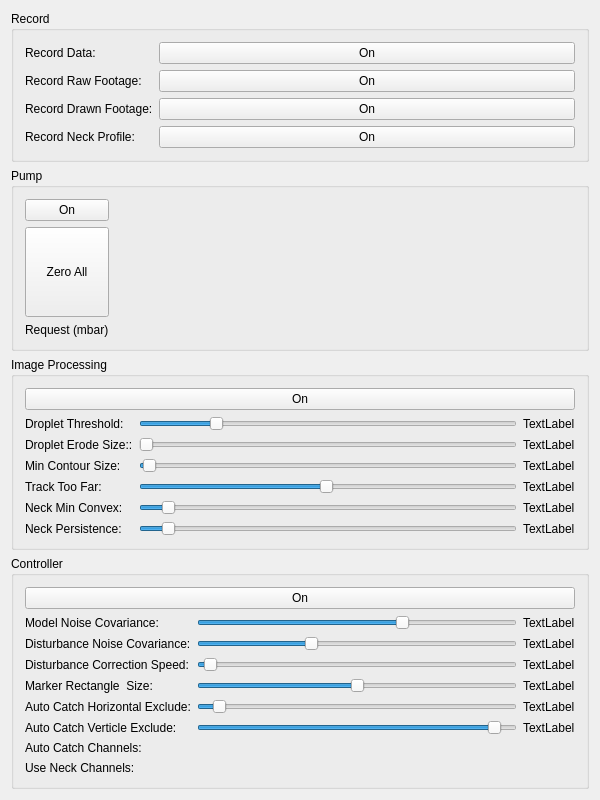
Old version of the form EVA01/ueva/dashboard.ui in the repository DaveSketchySpeedway/RoboDrop.
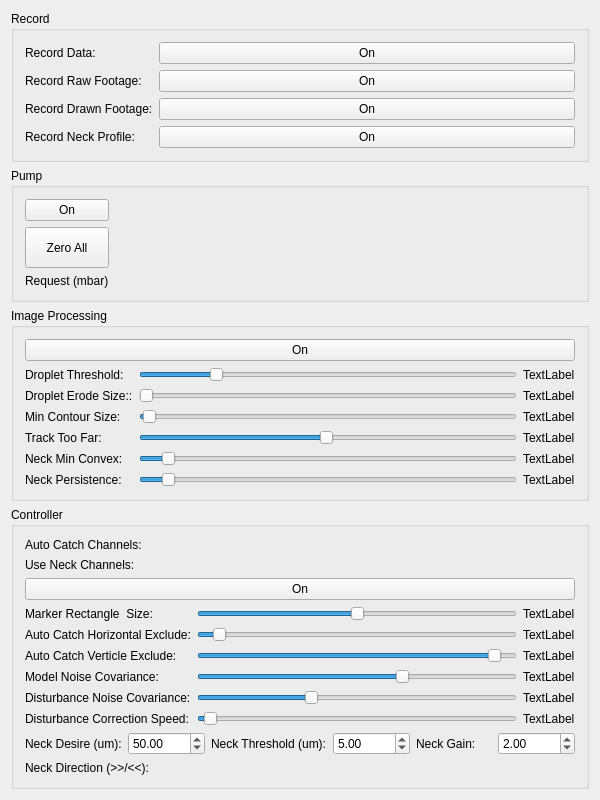
New version of the form.

Commit message: added neck gen gui retested merge split

What changed in the file:
```diff
--- a/EVA01/ueva/dashboard.ui
+++ b/EVA01/ueva/dashboard.ui
@@ -413,112 +413,39 @@
     <widget class="QGroupBox" name="groupBox_4">
      <property name="sizePolicy">
       <sizepolicy hsizetype="Preferred" vsizetype="Preferred">
-       <horstretch>1</horstretch>
-       <verstretch>1</verstretch>
+       <horstretch>2</horstretch>
+       <verstretch>2</verstretch>
       </sizepolicy>
      </property>
      <property name="title">
       <string>Controller</string>
      </property>
      <layout class="QVBoxLayout" name="verticalLayout_4">
+      <item>
+       <layout class="QHBoxLayout" name="autoCatchLayout">
+        <item>
+         <widget class="QLabel" name="label_16">
+          <property name="text">
+           <string>Auto Catch Channels:</string>
+          </property>
+         </widget>
+        </item>
+       </layout>
+      </item>
+      <item>
+       <layout class="QHBoxLayout" name="useNeckLayout">
+        <item>
+         <widget class="QLabel" name="label_18">
+          <property name="text">
+           <string>Use Neck Channels:</string>
+          </property>
+         </widget>
+        </item>
+       </layout>
+      </item>
       <item>
        <layout class="QGridLayout" name="gridLayout_3">
-        <item row="7" column="1">
-         <widget class="QSlider" name="autoVertExclSlider">
-          <property name="minimum">
-           <number>0</number>
-          </property>
-          <property name="maximum">
-           <number>100</number>
-          </property>
-          <property name="pageStep">
-           <number>1</number>
-          </property>
-          <property name="value">
-           <number>95</number>
-          </property>
-          <property name="orientation">
-           <enum>Qt::Horizontal</enum>
-          </property>
-         </widget>
-        </item>
-        <item row="5" column="1">
-         <widget class="QSlider" name="markerSizeSlider">
-          <property name="minimum">
-           <number>0</number>
-          </property>
-          <property name="maximum">
-           <number>200</number>
-          </property>
-          <property name="pageStep">
-           <number>1</number>
-          </property>
-          <property name="value">
-           <number>100</number>
-          </property>
-          <property name="orientation">
-           <enum>Qt::Horizontal</enum>
-          </property>
-         </widget>
-        </item>
-        <item row="5" column="2">
-         <widget class="QLabel" name="markerSizeLabel">
-          <property name="text">
-           <string>TextLabel</string>
-          </property>
-         </widget>
-        </item>
         <item row="6" column="0">
-         <widget class="QLabel" name="label_15">
-          <property name="text">
-           <string>Auto Catch Horizontal Exclude:</string>
-          </property>
-         </widget>
-        </item>
-        <item row="6" column="1">
-         <widget class="QSlider" name="autoHorzExclSlider">
-          <property name="minimum">
-           <number>0</number>
-          </property>
-          <property name="maximum">
-           <number>100</number>
-          </property>
-          <property name="pageStep">
-           <number>1</number>
-          </property>
-          <property name="value">
-           <number>5</number>
-          </property>
-          <property name="orientation">
-           <enum>Qt::Horizontal</enum>
-          </property>
-         </widget>
-        </item>
-        <item row="6" column="2">
-         <widget class="QLabel" name="autoHorzExclLabel">
-          <property name="text">
-           <string>TextLabel</string>
-          </property>
-         </widget>
-        </item>
-        <item row="0" column="0" colspan="3">
-         <widget class="QPushButton" name="ctrlButton">
-          <property name="text">
-           <string>On</string>
-          </property>
-          <property name="checkable">
-           <bool>true</bool>
-          </property>
-         </widget>
-        </item>
-        <item row="5" column="0">
-         <widget class="QLabel" name="label_7">
-          <property name="text">
-           <string>Marker Rectangle  Size:</string>
-          </property>
-         </widget>
-        </item>
-        <item row="2" column="0">
          <widget class="QLabel" name="label_19">
           <property name="text">
            <string>Model Noise Covariance:</string>
@@ -526,34 +453,27 @@
          </widget>
         </item>
         <item row="7" column="0">
-         <widget class="QLabel" name="label_17">
-          <property name="text">
-           <string>Auto Catch Verticle Exclude:</string>
-          </property>
-         </widget>
-        </item>
-        <item row="3" column="0">
          <widget class="QLabel" name="label_20">
           <property name="text">
            <string>Disturbance Noise Covariance:</string>
           </property>
          </widget>
         </item>
-        <item row="2" column="2">
+        <item row="6" column="2">
          <widget class="QLabel" name="modelCovLabel">
           <property name="text">
            <string>TextLabel</string>
           </property>
          </widget>
         </item>
-        <item row="3" column="2">
+        <item row="7" column="2">
          <widget class="QLabel" name="disturbanceCovLabel">
           <property name="text">
            <string>TextLabel</string>
           </property>
          </widget>
         </item>
-        <item row="2" column="1">
+        <item row="6" column="1">
          <widget class="QSlider" name="modelCovSlider">
           <property name="minimum">
            <number>-120</number>
@@ -572,7 +492,7 @@
           </property>
          </widget>
         </item>
-        <item row="3" column="1">
+        <item row="7" column="1">
          <widget class="QSlider" name="disturbanceCovSlider">
           <property name="minimum">
            <number>-120</number>
@@ -594,21 +514,14 @@
           </property>
          </widget>
         </item>
-        <item row="7" column="2">
-         <widget class="QLabel" name="autoVertExclLabel">
-          <property name="text">
-           <string>TextLabel</string>
-          </property>
-         </widget>
-        </item>
-        <item row="4" column="0">
+        <item row="8" column="0">
          <widget class="QLabel" name="label_21">
           <property name="text">
            <string>Disturbance Correction Speed:</string>
           </property>
          </widget>
         </item>
-        <item row="4" column="1">
+        <item row="8" column="1">
          <widget class="QSlider" name="disturbanceCorrSlider">
           <property name="minimum">
            <number>1</number>
@@ -627,32 +540,176 @@
           </property>
          </widget>
         </item>
-        <item row="4" column="2">
+        <item row="8" column="2">
          <widget class="QLabel" name="disturbanceCorrLabel">
           <property name="text">
            <string>TextLabel</string>
           </property>
          </widget>
         </item>
+        <item row="2" column="0" colspan="3">
+         <widget class="QPushButton" name="ctrlButton">
+          <property name="text">
+           <string>On</string>
+          </property>
+          <property name="checkable">
+           <bool>true</bool>
+          </property>
+         </widget>
+        </item>
+        <item row="3" column="2">
+         <widget class="QLabel" name="markerSizeLabel">
+          <property name="text">
+           <string>TextLabel</string>
+          </property>
+         </widget>
+        </item>
+        <item row="3" column="1">
+         <widget class="QSlider" name="markerSizeSlider">
+          <property name="minimum">
+           <number>0</number>
+          </property>
+          <property name="maximum">
+           <number>200</number>
+          </property>
+          <property name="pageStep">
+           <number>1</number>
+          </property>
+          <property name="value">
+           <number>100</number>
+          </property>
+          <property name="orientation">
+           <enum>Qt::Horizontal</enum>
+          </property>
+         </widget>
+        </item>
+        <item row="3" column="0">
+         <widget class="QLabel" name="label_7">
+          <property name="text">
+           <string>Marker Rectangle  Size:</string>
+          </property>
+         </widget>
+        </item>
+        <item row="4" column="1">
+         <widget class="QSlider" name="autoHorzExclSlider">
+          <property name="minimum">
+           <number>0</number>
+          </property>
+          <property name="maximum">
+           <number>100</number>
+          </property>
+          <property name="pageStep">
+           <number>1</number>
+          </property>
+          <property name="value">
+           <number>5</number>
+          </property>
+          <property name="orientation">
+           <enum>Qt::Horizontal</enum>
+          </property>
+         </widget>
+        </item>
+        <item row="4" column="0">
+         <widget class="QLabel" name="label_15">
+          <property name="text">
+           <string>Auto Catch Horizontal Exclude:</string>
+          </property>
+         </widget>
+        </item>
+        <item row="4" column="2">
+         <widget class="QLabel" name="autoHorzExclLabel">
+          <property name="text">
+           <string>TextLabel</string>
+          </property>
+         </widget>
+        </item>
+        <item row="5" column="0">
+         <widget class="QLabel" name="label_17">
+          <property name="text">
+           <string>Auto Catch Verticle Exclude:</string>
+          </property>
+         </widget>
+        </item>
+        <item row="5" column="1">
+         <widget class="QSlider" name="autoVertExclSlider">
+          <property name="minimum">
+           <number>0</number>
+          </property>
+          <property name="maximum">
+           <number>100</number>
+          </property>
+          <property name="pageStep">
+           <number>1</number>
+          </property>
+          <property name="value">
+           <number>95</number>
+          </property>
+          <property name="orientation">
+           <enum>Qt::Horizontal</enum>
+          </property>
+         </widget>
+        </item>
+        <item row="5" column="2">
+         <widget class="QLabel" name="autoVertExclLabel">
+          <property name="text">
+           <string>TextLabel</string>
+          </property>
+         </widget>
+        </item>
        </layout>
       </item>
       <item>
-       <layout class="QHBoxLayout" name="autoCatchLayout">
-        <item>
-         <widget class="QLabel" name="label_16">
+       <layout class="QGridLayout" name="gridLayout_4">
+        <item row="0" column="3">
+         <widget class="QDoubleSpinBox" name="neckThresholdSBox">
+          <property name="value">
+           <double>5.000000000000000</double>
+          </property>
+         </widget>
+        </item>
+        <item row="0" column="2">
+         <widget class="QLabel" name="label_10">
           <property name="text">
-           <string>Auto Catch Channels:</string>
+           <string>Neck Threshold (um):</string>
           </property>
          </widget>
         </item>
+        <item row="0" column="1">
+         <widget class="QDoubleSpinBox" name="neckDesireSBox">
+          <property name="value">
+           <double>50.000000000000000</double>
+          </property>
+         </widget>
+        </item>
+        <item row="0" column="0">
+         <widget class="QLabel" name="label_8">
+          <property name="text">
+           <string>Neck Desire (um):</string>
+          </property>
+         </widget>
+        </item>
+        <item row="0" column="5">
+         <widget class="QDoubleSpinBox" name="neckGainSBox">
+          <property name="value">
+           <double>2.000000000000000</double>
+          </property>
+         </widget>
+        </item>
+        <item row="0" column="4">
+         <widget class="QLabel" name="label_23">
+          <property name="text">
+           <string>Neck Gain:</string>
+          </property>
+         </widget>
+        </item>
        </layout>
       </item>
       <item>
-       <layout class="QHBoxLayout" name="useNeckLayout">
+       <layout class="QHBoxLayout" name="neckDirectionLayout">
         <item>
-         <widget class="QLabel" name="label_18">
+         <widget class="QLabel" name="label_22">
           <property name="text">
-           <string>Use Neck Channels:</string>
+           <string>Neck Direction (&gt;&gt;/&lt;&lt;):</string>
           </property>
          </widget>
         </item>
```
The commit also changes 9 other files.
